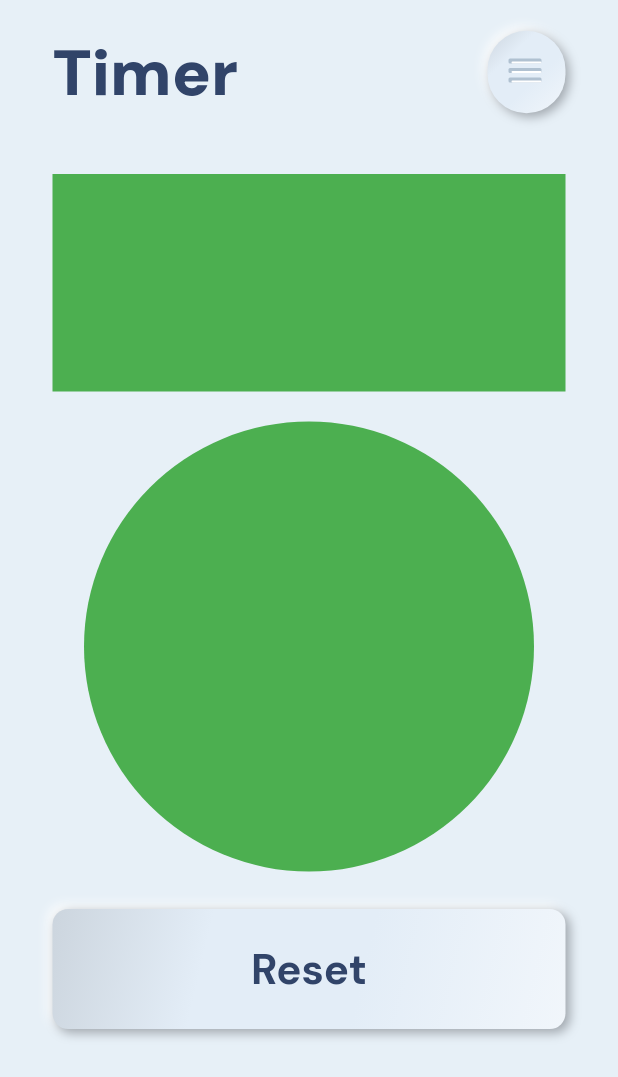
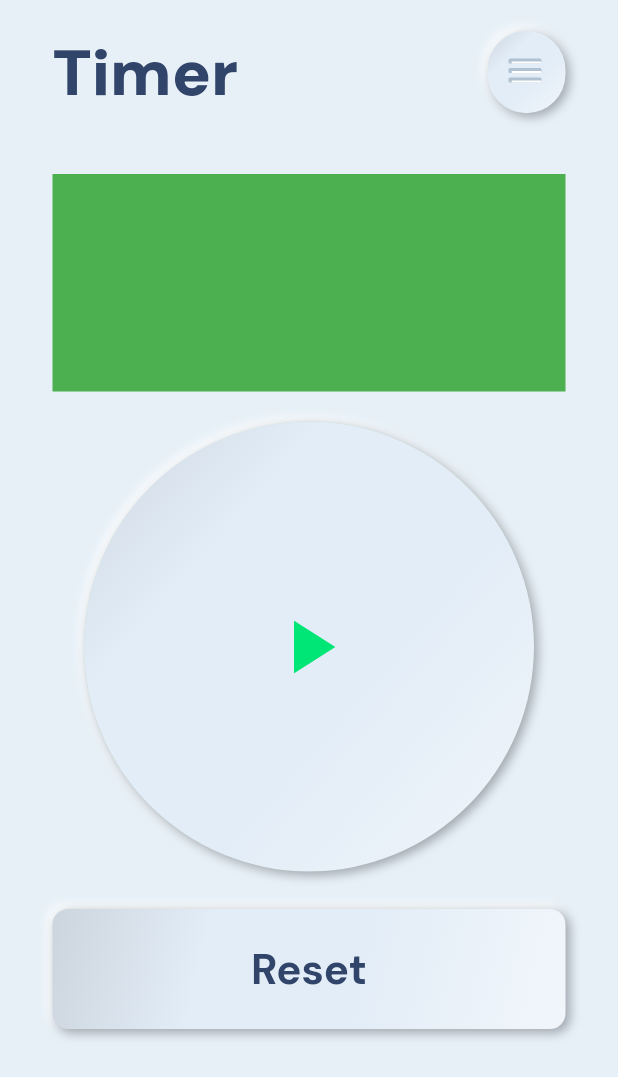
Before and after one commit to c0ff33-b34n/neumorphic_timer, a Flutter app: the screen it shows after launch, on a phone screen of 412 x 824 dp. Shown: the top 1077 px of the screen. Run offline on Flutter 3.47's test engine with Material 2 defaults, Android fonts, the phone set to English and light mode, and no system bars; our stand-ins replace google_fonts.

Commit message:
Add circular play button

```diff
--- a/lib/UI/neumorphic_container.dart
+++ b/lib/UI/neumorphic_container.dart
@@ -7,16 +7,18 @@ class NeumorphicContainer extends StatefulWidget {
   final Offset blurOffset;
   final Color color;
   final double height;
-  final BorderRadius borderRadius;
+  final BorderRadius? borderRadius;
+  final BoxShape boxShape;
 
-  NeumorphicContainer({
-    required Key? key,
-    required this.child,
-    this.bevel = 10.0,
-    required this.color,
-    required this.height,
-    required this.borderRadius,
-  })  : this.blurOffset = Offset(bevel / 2, bevel / 2),
+  NeumorphicContainer(
+      {required Key? key,
+      required this.child,
+      this.bevel = 10.0,
+      required this.color,
+      required this.height,
+      required this.borderRadius,
+      this.boxShape = BoxShape.rectangle})
+      : this.blurOffset = Offset(bevel / 2, bevel / 2),
         super(key: key);
 
   @override
@@ -52,6 +54,7 @@ class _NeumorphicContainerState extends State<NeumorphicContainer> {
         padding: const EdgeInsets.all(16.0),
         decoration: BoxDecoration(
           borderRadius: widget.borderRadius,
+          shape: widget.boxShape,
           gradient: LinearGradient(
               begin: Alignment.topLeft,
               end: Alignment.bottomRight,
--- a/lib/screens/timer_screen.dart
+++ b/lib/screens/timer_screen.dart
@@ -44,12 +44,38 @@ class TimerScreen extends StatelessWidget {
                 shape: BoxShape.circle,
                 color: Colors.green,
               ),
+              child: PlayButton(),
             ),
             SizedBox(height: 25.0),
             ResetButton(),
           ],
         ),
       ),
+    );
+  }
+}
+
+class PlayButton extends StatelessWidget {
+  const PlayButton({
+    Key? key,
+  }) : super(key: key);
+
+  @override
+  Widget build(BuildContext context) {
+    return NeumorphicContainer(
+      key: key,
+      child: Center(
+        child: Icon(
+          Icons.play_arrow,
+          size: 60,
+          color: Colors.greenAccent.shade400,
+        ),
+      ),
+      bevel: 5.0,
+      borderRadius: null,
+      boxShape: BoxShape.circle,
+      color: Color.fromRGBO(227, 237, 247, 1),
+      height: 1.0,
     );
   }
 }
```
